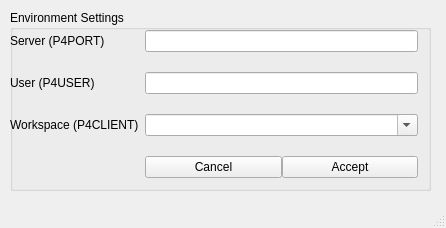
neilberard/Python-Projects, file Interop/avatar_rig/perforce/p4_environment.ui: the form before one commit.
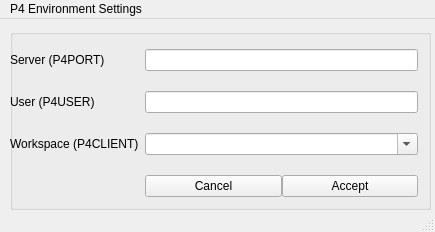
The form after the commit.

Commit message: Added set functionality

The edit to the form file:
```diff
--- a/Interop/avatar_rig/perforce/p4_environment.ui
+++ b/Interop/avatar_rig/perforce/p4_environment.ui
@@ -6,8 +6,8 @@
    <rect>
     <x>0</x>
     <y>0</y>
-    <width>446</width>
-    <height>228</height>
+    <width>435</width>
+    <height>232</height>
    </rect>
   </property>
   <property name="windowTitle">
@@ -24,7 +24,7 @@
      </rect>
     </property>
     <property name="title">
-     <string>Environment Settings</string>
+     <string/>
     </property>
     <widget class="QWidget" name="formLayoutWidget">
      <property name="geometry">
@@ -140,10 +140,16 @@
     <rect>
      <x>0</x>
      <y>0</y>
-     <width>446</width>
+     <width>435</width>
      <height>21</height>
     </rect>
    </property>
+   <widget class="QMenu" name="menuP4_Environment_Settings">
+    <property name="title">
+     <string>P4 Environment Settings</string>
+    </property>
+   </widget>
+   <addaction name="menuP4_Environment_Settings"/>
   </widget>
   <widget class="QStatusBar" name="statusbar"/>
  </widget>
```
Left out of the diff: 8 changed lines with no effect on the pictures. The commit also changes 2 other files.
